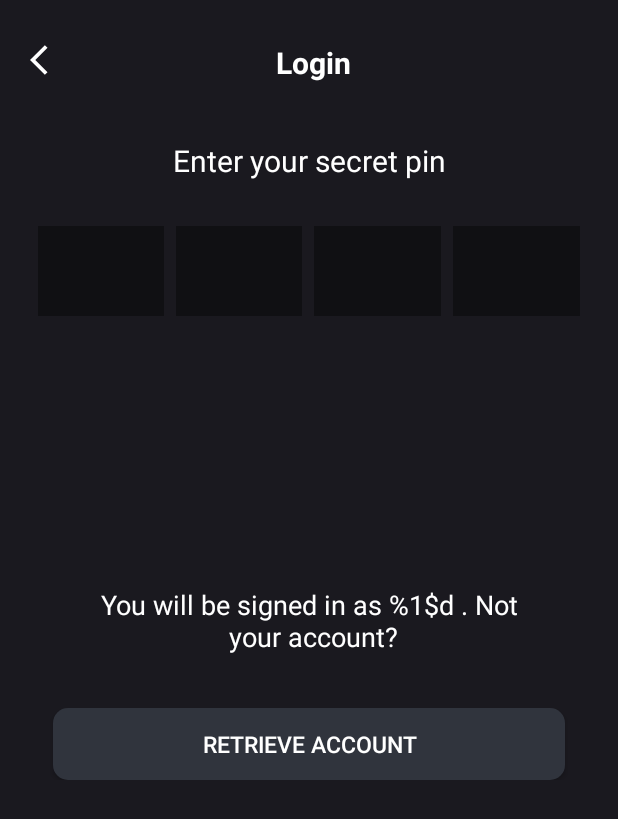
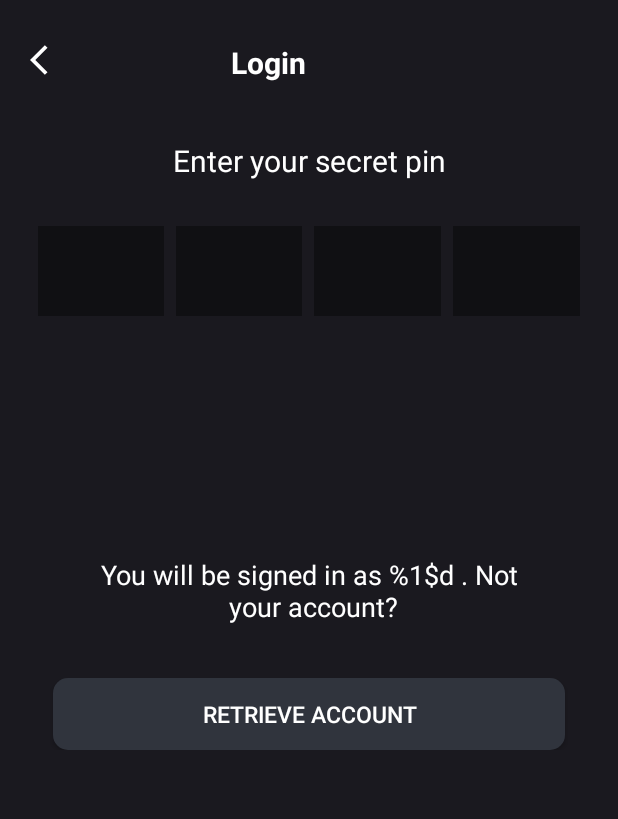
Before and after one commit to augustusgit/tyd, an Android app: the layout activity_verification_screen.xml on its own in the app's theme, with its tools: preview values and no code run, on a phone screen of 412 x 824 dp. Shown: the top 819 px of the screen. Run offline under Robolectric (Android 15) with nearby library versions, the phone set to English and light mode, and no system bars.

```diff
--- a/app/src/main/java/com/tydinz/app/DBHelper.java
+++ b/app/src/main/java/com/tydinz/app/DBHelper.java
@@ -16,7 +16,7 @@ public class DBHelper extends SQLiteOpenHelper{
 
     @Override
     public void onCreate(SQLiteDatabase MyDB) {
-        MyDB.execSQL("create Table users(pin TEXT primary key, password NUMBER)");
+        MyDB.execSQL("create Table users(pin TEXT primary key, password TEXT)");
     }
 
     @Override
--- a/app/src/main/java/com/tydinz/app/RetrieveAccountActivity.java
+++ b/app/src/main/java/com/tydinz/app/RetrieveAccountActivity.java
@@ -39,6 +39,7 @@ public class RetrieveAccountActivity extends AppCompatActivity {
                            //create a new pin or navigate to the password page
                            Intent intent = new Intent(getApplicationContext(), VerificationScreenActivity.class);
                            intent.putExtra("pin", userpin);
+                           intent.putExtra("exist", false);
                            startActivity(intent);
                        }else {
                            //validate your saved ewords
--- a/app/src/main/res/layout/activity_retrieve_account.xml
+++ b/app/src/main/res/layout/activity_retrieve_account.xml
@@ -84,7 +84,6 @@
             android:layout_marginRight="20dp"
             android:background="@drawable/button_radius"
             android:textColor="#ffffff"
-            android:onClick="goCreateWord"
             android:drawablePadding="8dp"
             android:foreground="@drawable/ic_baseline_arrow_forward_ios_24"
             android:textSize="15sp" />
--- a/app/src/main/res/layout/activity_verification_screen.xml
+++ b/app/src/main/res/layout/activity_verification_screen.xml
@@ -32,10 +32,11 @@
             </ImageView>
 
             <TextView
+                android:id="@+id/logId"
                 android:layout_width="wrap_content"
                 android:layout_height="wrap_content"
                 android:text="@string/login"
-                android:layout_marginLeft="140dp"
+                android:layout_marginLeft="110dp"
                 android:textColor="@color/whiteAccent"
                 android:textSize="20dp"
                 android:textStyle="bold"
@@ -44,6 +45,7 @@
         </LinearLayout>
 
         <TextView
+            android:id="@+id/secret_i"
             android:layout_width="match_parent"
             android:layout_height="wrap_content"
             android:text="@string/secret_pin"
@@ -53,6 +55,7 @@
             android:layout_marginTop="30dp"/>
 
         <LinearLayout
+            android:id="@+id/codeLayout"
             android:layout_width="match_parent"
             android:layout_height="wrap_content"
             android:layout_marginTop="30dp"
@@ -61,11 +64,13 @@
             android:orientation="horizontal">
 
             <EditText
+                android:id="@+id/digit1"
                 android:layout_weight="1"
                 android:layout_width="0dp"
                 android:background="@color/transparent_white_clr"
                 android:layout_height="60dp"
                 android:focusable="true"
+                android:imeOptions="actionDone"
                 android:inputType="numberPassword"
                 android:maxLength="1"
                 android:maxLines="1"
@@ -76,11 +81,13 @@
                 />
 
             <EditText
+                android:id="@+id/digit2"
                 android:layout_weight="1"
                 android:layout_width="0dp"
                 android:background="@color/transparent_white_clr"
                 android:layout_height="60dp"
                 android:focusable="true"
+                android:imeOptions="actionDone"
                 android:inputType="numberPassword"
                 android:maxLength="1"
                 android:maxLines="1"
@@ -92,11 +99,13 @@
                 />
 
             <EditText
+                android:id="@+id/digit3"
                 android:layout_weight="1"
                 android:layout_width="0dp"
                 android:background="@color/transparent_white_clr"
                 android:layout_height="60dp"
                 android:focusable="true"
+                android:imeOptions="actionDone"
                 android:inputType="numberPassword"
                 android:maxLength="1"
                 android:maxLines="1"
@@ -108,11 +117,13 @@
                 />
 
             <EditText
+                android:id="@+id/digit4"
                 android:layout_weight="1"
                 android:layout_width="0dp"
                 android:background="@color/transparent_white_clr"
                 android:layout_height="60dp"
                 android:focusable="true"
+                android:imeOptions="actionDone"
                 android:inputType="numberPassword"
                 android:maxLength="1"
                 android:maxLines="1"
@@ -134,7 +145,7 @@
             android:background="@color/dark_blue"
             android:paddingLeft="15dp"
             android:paddingRight="15dp"
-            android:layout_marginTop="150dp">
+            android:layout_marginTop="130dp">
 
             <TextView
                 android:id="@+id/inAs"
--- a/app/src/main/res/values/strings.xml
+++ b/app/src/main/res/values/strings.xml
@@ -4,6 +4,7 @@
     <string name="account_will_create">A new account will be created,</string>
     <string name="already_have">you already have an old account:</string>
     <string name="select_ping">Select Pin</string>
+    <string name="choose_pin">Choose a pin</string>
     <string name="retrieve_account">Retrieve Account</string>
     <string name="having_trouble">Having Trouble? Contact Us</string>
     <string name="get_in">Get In</string>
```
Also changed, not shown: app/src/main/java/com/tydinz/app/VerificationScreenActivity.java (+123 -5 lines).
